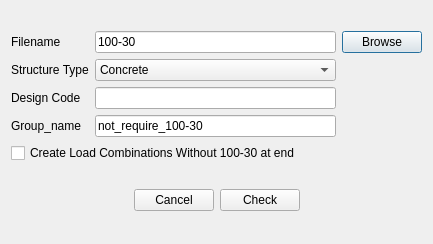
Before: the Qt Designer form widgets/control/columns_100_30.ui in ebrahimraeyat/civilTools, drawn with Qt 5.
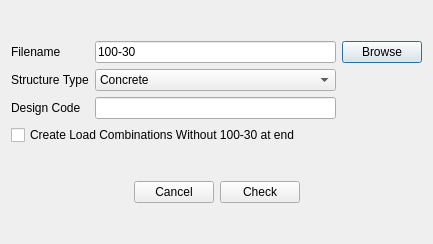
After: the same form once the commit is applied. Icons and pictures are not drawn.

Commit message: Create 100_30_NotRequired group

The edit to the form file:
```diff
--- a/widgets/control/columns_100_30.ui
+++ b/widgets/control/columns_100_30.ui
@@ -85,21 +85,7 @@
        </item>
       </widget>
      </item>
-     <item row="3" column="1">
-      <widget class="QLineEdit" name="group_name">
-       <property name="text">
-        <string>not_require_100-30</string>
-       </property>
-      </widget>
-     </item>
-     <item row="3" column="0">
-      <widget class="QLabel" name="label_4">
-       <property name="text">
-        <string>Group_name</string>
-       </property>
-      </widget>
-     </item>
-     <item row="4" column="0" colspan="2">
+     <item row="3" column="0" colspan="2">
       <widget class="QCheckBox" name="create_100_30">
        <property name="text">
         <string>Create Load Combinations Without 100-30 at end</string>
```
Left out of the diff: 28 changed lines with no effect on the pictures. The commit also changes 1 other file.
